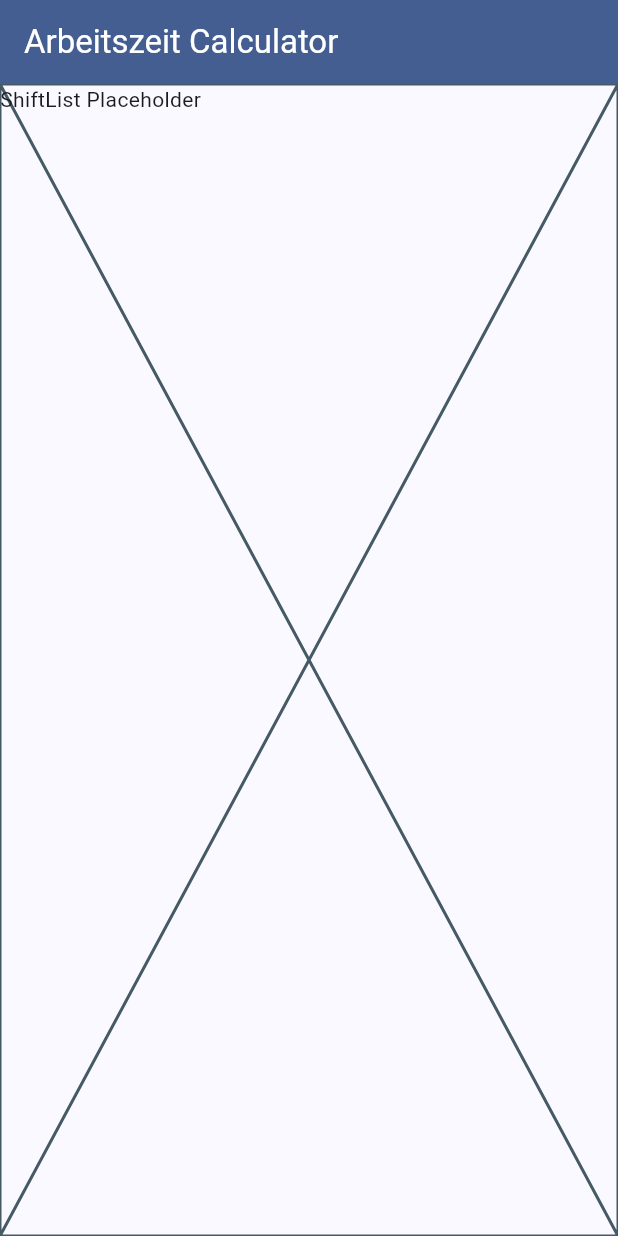
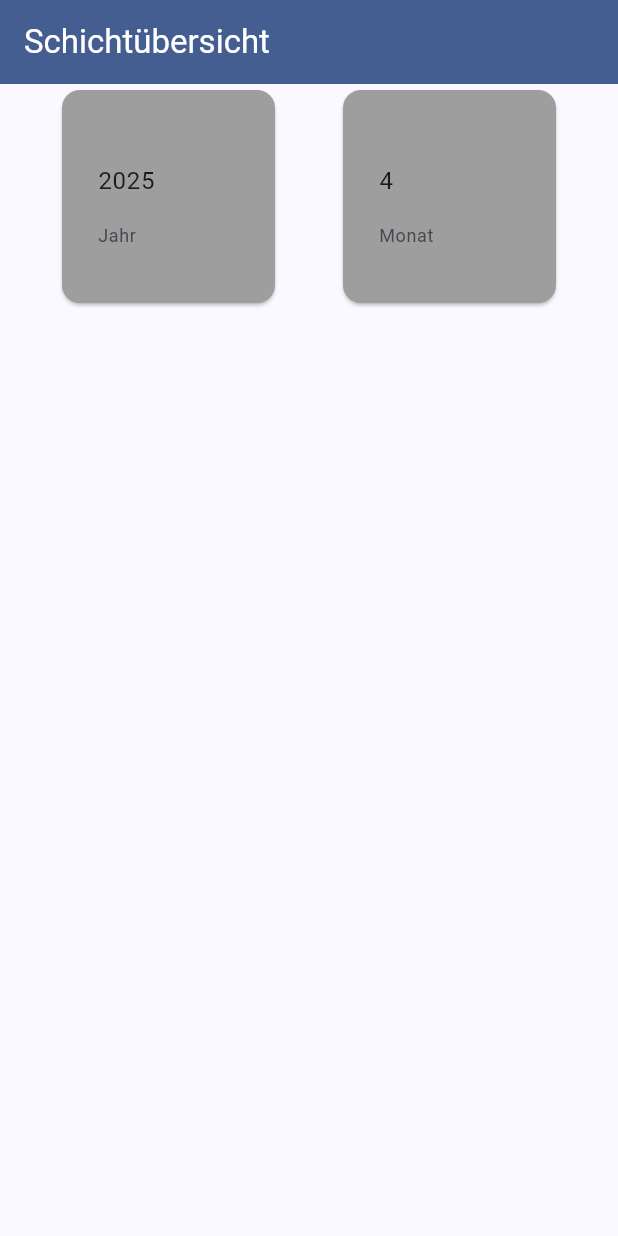
Before and after one commit to Luisg111/arbeitszeit_calculator_flutter, a Flutter app: the screen it shows after launch, on a phone screen of 412 x 824 dp. Run offline on Flutter 3.47's test engine with Material 3 defaults, Android fonts, the phone set to English and light mode, and no system bars; our stand-ins replace bloc, copy_with_extension, equatable, flutter_bloc, go_router.

Commit message:
added date data selector

```diff
--- a/lib/feature/shift/presentation/shift_list/bloc/shift_list_event.dart
+++ b/lib/feature/shift/presentation/shift_list/bloc/shift_list_event.dart
@@ -1,3 +1,15 @@
 sealed class ShiftListEvent {}
 
 class ShiftListInitialized extends ShiftListEvent {}
+
+class ShiftListSelectedMonthChanged extends ShiftListEvent {
+  final String newMonthInput;
+
+  ShiftListSelectedMonthChanged(this.newMonthInput);
+}
+
+class ShiftListSelectedYearChanged extends ShiftListEvent {
+  final String newYearInput;
+
+  ShiftListSelectedYearChanged(this.newYearInput);
+}
--- a/lib/feature/shift/presentation/shift_list/bloc/shift_list_state.dart
+++ b/lib/feature/shift/presentation/shift_list/bloc/shift_list_state.dart
@@ -6,9 +6,40 @@ part 'shift_list_state.g.dart';
 @CopyWith()
 class ShiftListState extends Equatable {
   final bool isLoading;
+  final int selectedYear;
+  final int selectedMonth;
 
-  ShiftListState({this.isLoading = false});
+  final bool selectedYearValid;
+  final bool selectedMonthValid;
+
+  const ShiftListState({
+    this.isLoading = false,
+    required this.selectedMonthValid,
+    required this.selectedYearValid,
+    required this.selectedYear,
+    required this.selectedMonth,
+  });
+
+  factory ShiftListState.empty() {
+    var currentDate = DateTime.now();
+    return ShiftListState(
+      selectedYear: currentDate.year,
+      selectedMonth: currentDate.month,
+      selectedMonthValid: true,
+      selectedYearValid: true,
+    );
+  }
 
   @override
-  List<Object?> get props => [isLoading];
+  List<Object?> get props => [
+    isLoading,
+
+    selectedYear,
+
+    selectedMonth,
+
+    selectedMonthValid,
+
+    selectedYearValid,
+  ];
 }
--- /dev/null
+++ b/lib/feature/shift/presentation/shift_list/view/date_selector.dart
@@ -0,0 +1,68 @@
+import 'package:flutter/material.dart';
+import 'package:flutter/services.dart';
+
+class DateSelector extends StatefulWidget {
+  const DateSelector({
+    super.key,
+    this.initialValue,
+    this.onValueChanged,
+    required this.inputHelper,
+    required this.isEntryValid,
+  });
+
+  final int? initialValue;
+  final void Function(String input)? onValueChanged;
+  final String inputHelper;
+  final bool isEntryValid;
+
+  @override
+  State<DateSelector> createState() => _DateSelectorState();
+}
+
+class _DateSelectorState extends State<DateSelector> {
+  late final TextEditingController _textController = TextEditingController(
+    text: widget.initialValue?.toString(),
+  );
+
+  @override
+  void initState() {
+    _textController.addListener(() {
+      widget.onValueChanged?.call(_textController.text);
+    });
+    super.initState();
+  }
+
+  @override
+  Widget build(BuildContext context) {
+    return SizedBox(
+      width: 150,
+      height: 150,
+      child: Card(
+        color: Colors.grey,
+        child: Center(
+          child: Padding(
+            padding: EdgeInsets.all(24),
+            child: TextFormField(
+              controller: _textController,
+              inputFormatters: [
+                FilteringTextInputFormatter.allow(RegExp(r'[0-9]')),
+              ],
+              keyboardType: TextInputType.number,
+              decoration: InputDecoration(
+                border: InputBorder.none,
+                helperText: widget.inputHelper,
+                errorText: widget.isEntryValid ? null : "Invalide Eingabe",
+              ),
+            ),
+          ),
+        ),
+      ),
+    );
+  }
+
+  @override
+  void dispose() {
+    _textController.dispose();
+    super.dispose();
+  }
+}
--- a/lib/feature/shift/presentation/shift_list/view/shift_list_screen.dart
+++ b/lib/feature/shift/presentation/shift_list/view/shift_list_screen.dart
@@ -1,6 +1,12 @@
+import 'package:arbeitszeit_calculator_flutter/feature/shift/presentation/shift_list/bloc/shift_list_event.dart';
+import 'package:arbeitszeit_calculator_flutter/feature/shift/presentation/shift_list/view/date_selector.dart';
+import 'package:arbeitszeit_calculator_flutter/widgets/app_bar.dart';
+
 import '../bloc/shift_list_bloc.dart';
 import 'package:flutter/material.dart';
 import 'package:flutter_bloc/flutter_bloc.dart';
+
+import '../bloc/shift_list_state.dart';
 
 class ShiftListScreen extends StatelessWidget {
   const ShiftListScreen({super.key});
@@ -19,6 +25,39 @@ class ShiftListView extends StatelessWidget {
 
   @override
   Widget build(BuildContext context) {
-    return const Placeholder(child: Text("ShiftList Placeholder"));
+    ShiftListBloc bloc = context.read();
+    return BlocBuilder<ShiftListBloc, ShiftListState>(
+      builder: (context, state) {
+        return Scaffold(
+          appBar: CustomAppBar(title: "Schichtübersicht"),
+          body: ListView(
+            children: [
+              Row(
+                mainAxisSize: MainAxisSize.max,
+                mainAxisAlignment: MainAxisAlignment.spaceEvenly,
+                children: [
+                  DateSelector(
+                    initialValue: state.selectedYear,
+                    isEntryValid: state.selectedYearValid,
+                    onValueChanged: (value) {
+                      bloc.add(ShiftListSelectedYearChanged(value));
+                    },
+                    inputHelper: "Jahr",
+                  ),
+                  DateSelector(
+                    initialValue: state.selectedMonth,
+                    isEntryValid: state.selectedMonthValid,
+                    onValueChanged: (value) {
+                      bloc.add(ShiftListSelectedMonthChanged(value));
+                    },
+                    inputHelper: "Monat",
+                  ),
+                ],
+              ),
+            ],
+          ),
+        );
+      },
+    );
   }
 }
--- a/lib/navigation/app_navigation.dart
+++ b/lib/navigation/app_navigation.dart
@@ -1,4 +1,4 @@
-import 'package:arbeitszeit_calculator_flutter/navigation/basic_page.dart';
+import 'package:arbeitszeit_calculator_flutter/widgets/basic_page.dart';
 import 'package:flutter/widgets.dart';
 import 'package:go_router/go_router.dart';
 
--- /dev/null
+++ b/lib/widgets/app_bar.dart
@@ -0,0 +1,22 @@
+import 'package:flutter/material.dart';
+
+class CustomAppBar extends StatelessWidget implements PreferredSizeWidget {
+  final double height;
+  final String title;
+  final List<Widget> actions;
+
+  const CustomAppBar({
+    super.key,
+    this.height = kToolbarHeight,
+    this.title = "Arbeitszeit Calculator",
+    this.actions = const [],
+  });
+
+  @override
+  Size get preferredSize => Size.fromHeight(height);
+
+  @override
+  Widget build(BuildContext context) {
+    return AppBar(title: Text(title), actions: []);
+  }
+}
--- a/lib/navigation/basic_page.dart
+++ b/lib/widgets/basic_page.dart
@@ -7,9 +7,6 @@ class BasicPage extends StatelessWidget {
 
   @override
   Widget build(BuildContext context) {
-    return Scaffold(
-      appBar: AppBar(title: Text("Arbeitszeit Calculator")),
-      body: child,
-    );
+    return child;
   }
 }
```
Also changed, not shown: lib/feature/shift/domain/model/shift.dart (+8 -2 lines), lib/feature/shift/presentation/shift_list/bloc/shift_list_bloc.dart (+36 -8 lines), lib/feature/shift/domain/model/shift.g.dart, lib/feature/shift/presentation/shift_list/bloc/shift_list_state.g.dart, 1 other file.
